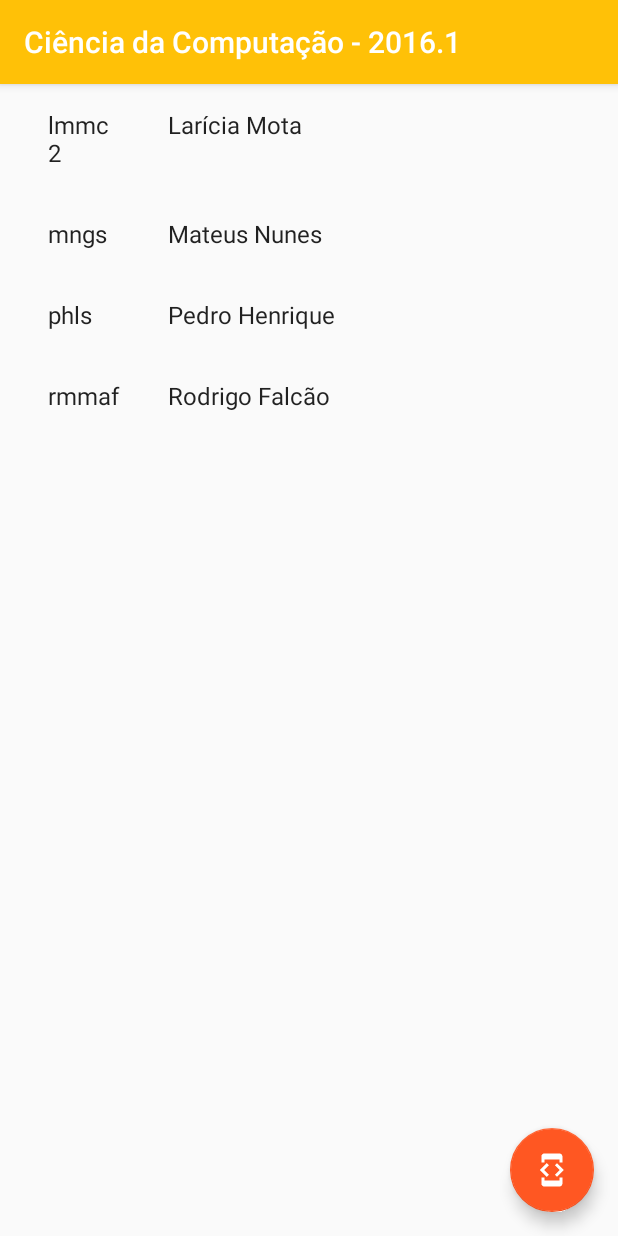
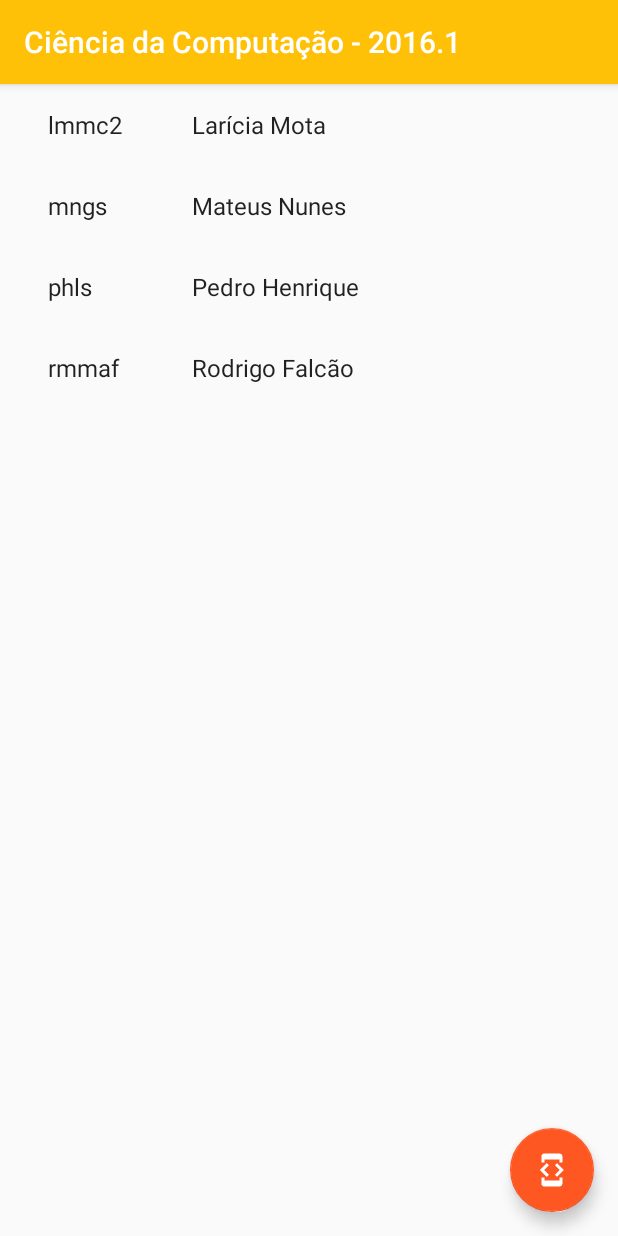
Before and after one commit to t0rr3sp3dr0/cc2016.1-Android, an Android app: the screen it shows after launch (ItemListActivity), on a phone screen of 412 x 824 dp. Run offline under Robolectric (Android 15) with nearby library versions, the phone set to English and light mode, and no system bars.

Commit message:
itemListContent #id width:64dp

```diff
--- a/app/src/main/res/layout/item_list_content.xml
+++ b/app/src/main/res/layout/item_list_content.xml
@@ -6,7 +6,7 @@
 
     <TextView
         android:id="@+id/id"
-        android:layout_width="48dp"
+        android:layout_width="64dp"
         android:layout_height="wrap_content"
         android:layout_margin="@dimen/text_margin"
         android:textAppearance="?attr/textAppearanceListItem" />
```
